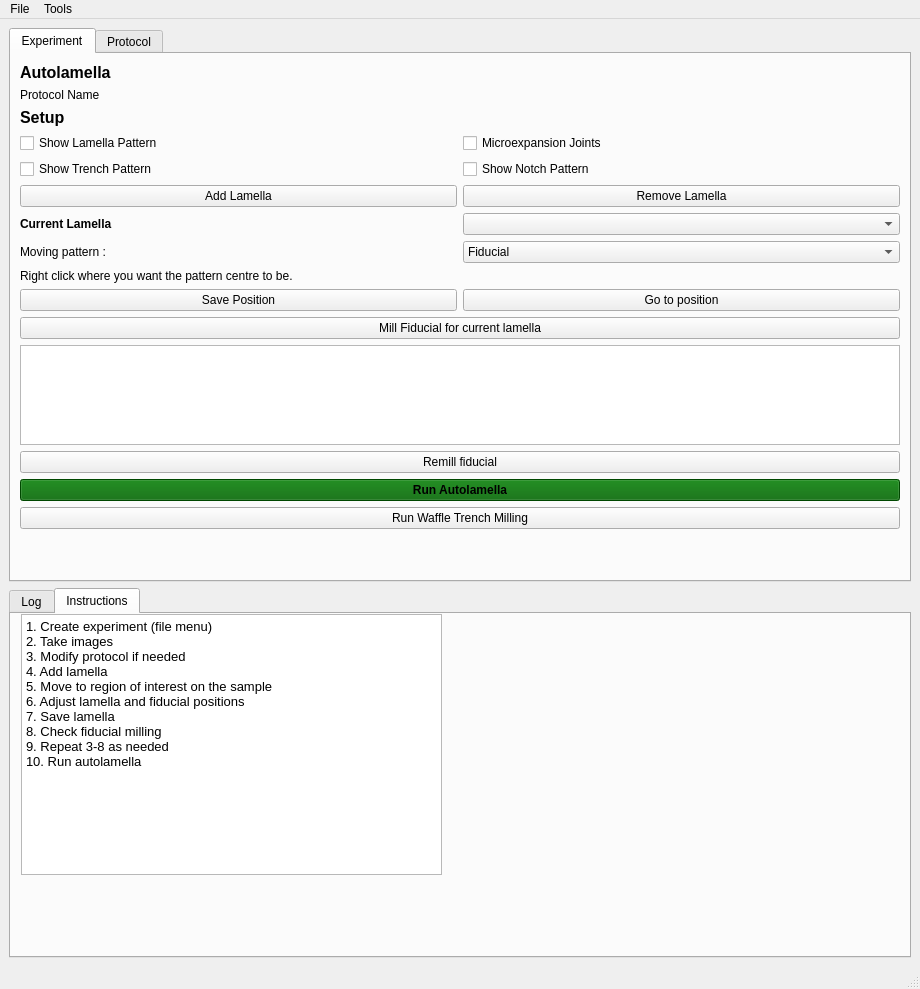
The window that autolamella/ui/UI.ui (DeMarcoLab/autolamella) describes before a commit, drawn with Qt 5.
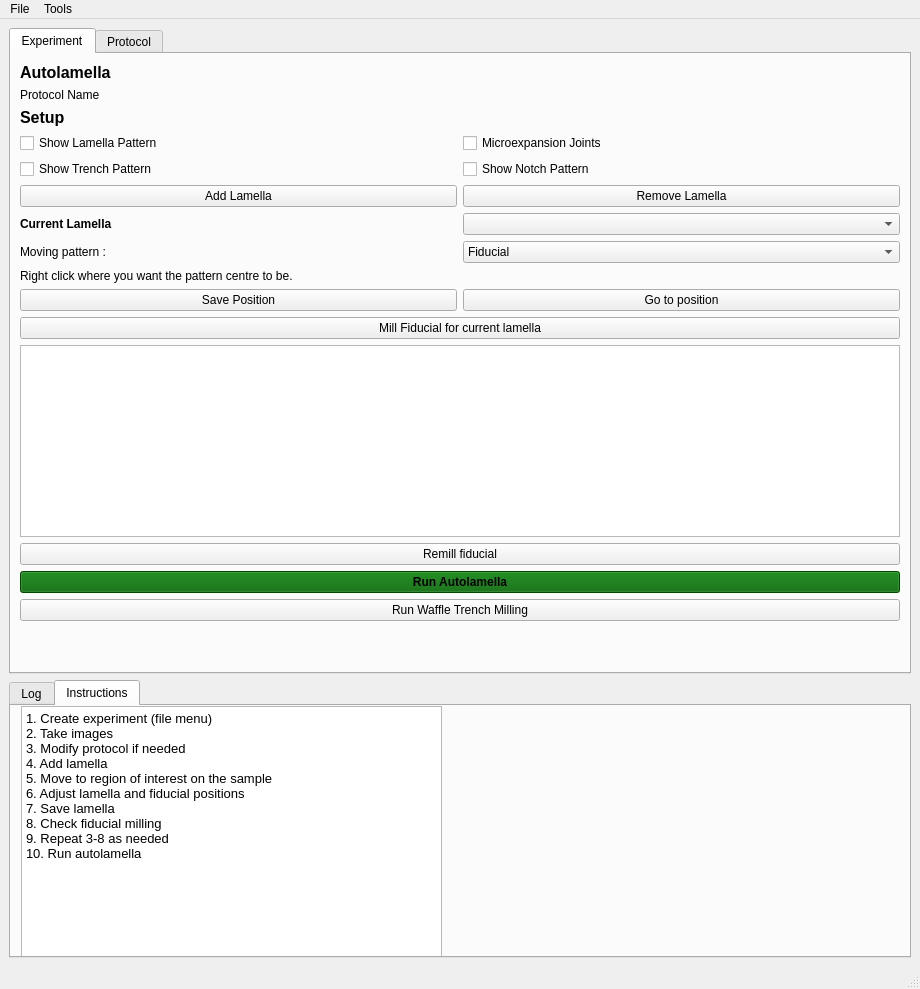
The same window after the commit.

Patch:
```diff
--- a/autolamella/ui/UI.ui
+++ b/autolamella/ui/UI.ui
@@ -317,7 +317,7 @@
           <property name="maximumSize">
            <size>
             <width>16777215</width>
-            <height>100</height>
+            <height>250</height>
            </size>
           </property>
           <property name="baseSize">
```
Left out of the diff: 51 changed lines with no effect on the pictures.
